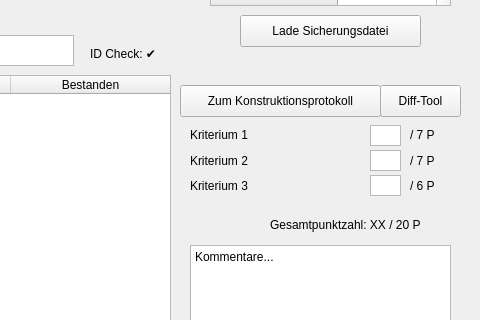
First picture: the form in gmvtestat.ui, repository Dimey/IIB_GMV-Testat, before the edit; both pictures show x 420 to 900 and y 175 to 495 of the 900 by 600 pixel window.
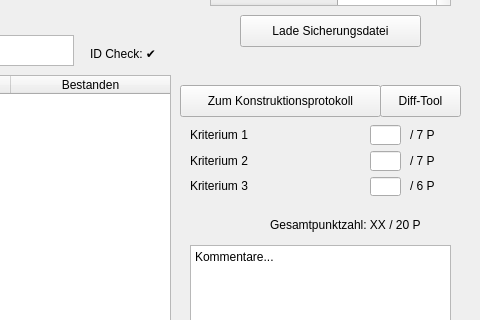
Second picture: the form after the edit. Icons and pictures are not drawn.

Diff of the .ui file:
```diff
--- a/gmvtestat.ui
+++ b/gmvtestat.ui
@@ -402,51 +402,6 @@
      <string>Zum Konstruktionsprotokoll</string>
     </property>
    </widget>
-   <widget class="QWidget" name="layoutWidget">
-    <property name="geometry">
-     <rect>
-      <x>790</x>
-      <y>300</y>
-      <width>31</width>
-      <height>71</height>
-     </rect>
-    </property>
-    <layout class="QVBoxLayout" name="verticalLayout_6">
-     <property name="spacing">
-      <number>4</number>
-     </property>
-     <item>
-      <widget class="QPlainTextEdit" name="plainTextEdit_2">
-       <property name="verticalScrollBarPolicy">
-        <enum>Qt::ScrollBarAlwaysOff</enum>
-       </property>
-       <property name="horizontalScrollBarPolicy">
-        <enum>Qt::ScrollBarAlwaysOff</enum>
-       </property>
-      </widget>
-     </item>
-     <item>
-      <widget class="QPlainTextEdit" name="plainTextEdit_3">
-       <property name="verticalScrollBarPolicy">
-        <enum>Qt::ScrollBarAlwaysOff</enum>
-       </property>
-       <property name="horizontalScrollBarPolicy">
-        <enum>Qt::ScrollBarAlwaysOff</enum>
-       </property>
-      </widget>
-     </item>
-     <item>
-      <widget class="QPlainTextEdit" name="plainTextEdit_4">
-       <property name="verticalScrollBarPolicy">
-        <enum>Qt::ScrollBarAlwaysOff</enum>
-       </property>
-       <property name="horizontalScrollBarPolicy">
-        <enum>Qt::ScrollBarAlwaysOff</enum>
-       </property>
-      </widget>
-     </item>
-    </layout>
-   </widget>
    <widget class="QPushButton" name="AenderungenSpeichern_btn">
     <property name="geometry">
      <rect>
@@ -511,6 +466,27 @@
      </property>
     </row>
    </widget>
+   <widget class="QWidget" name="">
+    <property name="geometry">
+     <rect>
+      <x>790</x>
+      <y>300</y>
+      <width>31</width>
+      <height>71</height>
+     </rect>
+    </property>
+    <layout class="QVBoxLayout" name="verticalLayout_6">
+     <item>
+      <widget class="QLineEdit" name="krit1_lineEdit"/>
+     </item>
+     <item>
+      <widget class="QLineEdit" name="krit2_lineEdit"/>
+     </item>
+     <item>
+      <widget class="QLineEdit" name="krit3_lineEdit"/>
+     </item>
+    </layout>
+   </widget>
   </widget>
   <action name="actionHallo">
    <property name="text">
```
Left out of the diff: 7 changed lines with no effect on the pictures.
